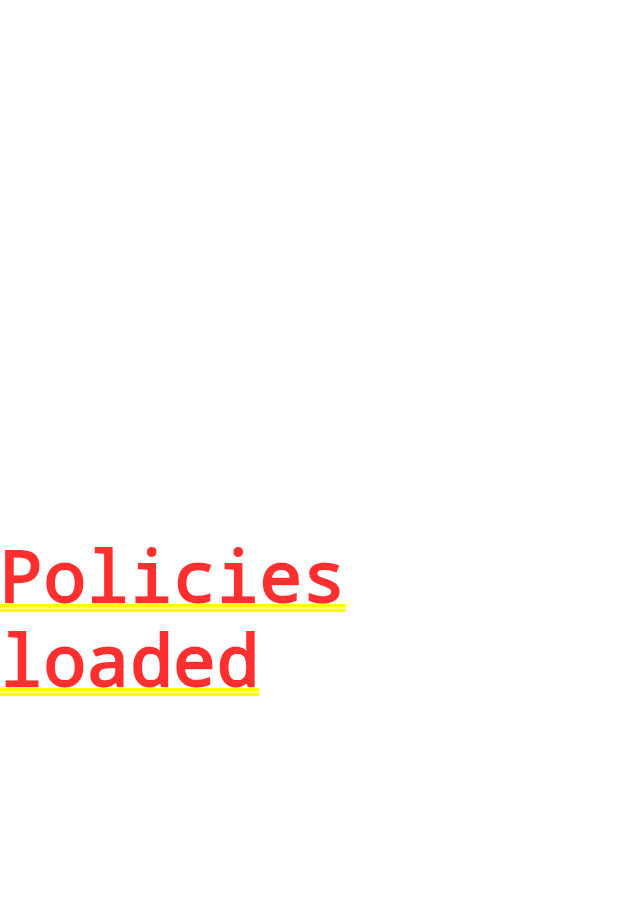
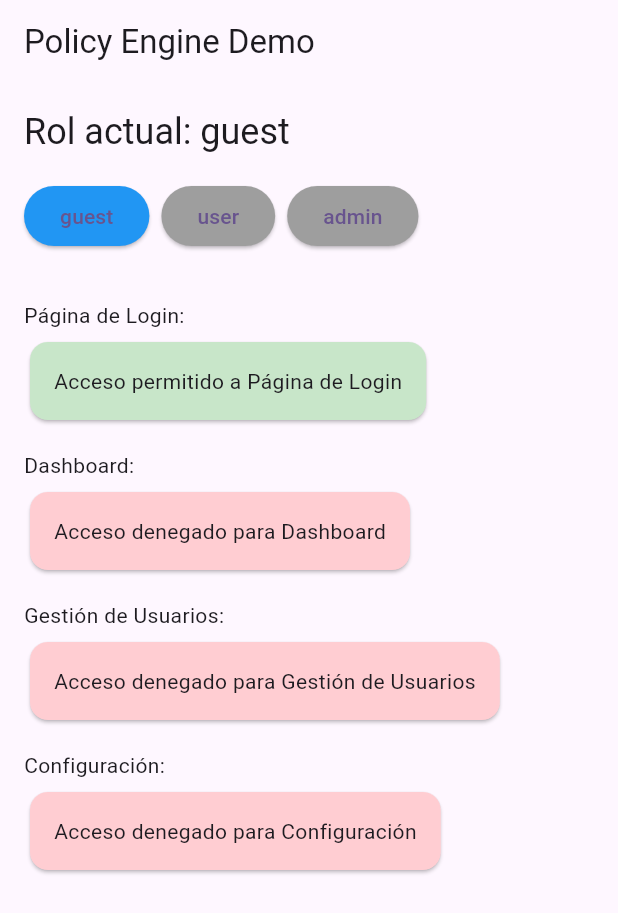
Before and after one commit to aspicas/flutter_policy_engine, a Flutter app: the screen it shows after launch, on a phone screen of 412 x 824 dp. Shown: the top 913 px of the screen. Run offline on Flutter 3.47's test engine with Material 3 defaults, Android fonts, the phone set to English and light mode, and no system bars.

Commit message:
chore(demo): implement DemoContent widget for role-based access control demonstration

```diff
--- /dev/null
+++ b/example/lib/demo_content.dart
@@ -0,0 +1,101 @@
+import 'dart:developer';
+
+import 'package:flutter/material.dart';
+import 'package:flutter_policy_engine/flutter_policy_engine.dart';
+
+class DemoContent extends StatefulWidget {
+  const DemoContent({super.key});
+
+  @override
+  State<DemoContent> createState() => _DemoContentState();
+}
+
+class _DemoContentState extends State<DemoContent> {
+  String _currentRole = 'guest';
+
+  @override
+  Widget build(BuildContext context) {
+    return Padding(
+      padding: const EdgeInsets.all(16.0),
+      child: Column(
+        crossAxisAlignment: CrossAxisAlignment.start,
+        children: [
+          Text(
+            'Rol actual: $_currentRole',
+            style: Theme.of(context).textTheme.headlineSmall,
+          ),
+          const SizedBox(height: 16),
+
+          // Selector de rol
+          Row(
+            children: [
+              _buildRoleButton('guest'),
+              const SizedBox(width: 8),
+              _buildRoleButton('user'),
+              const SizedBox(width: 8),
+              _buildRoleButton('admin'),
+            ],
+          ),
+
+          const SizedBox(height: 32),
+
+          // Ejemplos de PolicyWidget
+          _buildPolicyExample('LoginPage', 'Página de Login'),
+          _buildPolicyExample('Dashboard', 'Dashboard'),
+          _buildPolicyExample('UserManagement', 'Gestión de Usuarios'),
+          _buildPolicyExample('Settings', 'Configuración'),
+
+          const SizedBox(height: 32),
+        ],
+      ),
+    );
+  }
+
+  Widget _buildRoleButton(String role) {
+    return ElevatedButton(
+      onPressed: () {
+        setState(() {
+          _currentRole = role;
+        });
+      },
+      style: ElevatedButton.styleFrom(
+        backgroundColor: _currentRole == role ? Colors.blue : Colors.grey,
+      ),
+      child: Text(role),
+    );
+  }
+
+  Widget _buildPolicyExample(String content, String displayName) {
+    return Padding(
+      padding: const EdgeInsets.only(bottom: 16),
+      child: Column(
+        crossAxisAlignment: CrossAxisAlignment.start,
+        children: [
+          Text('$displayName:'),
+          const SizedBox(height: 4),
+          PolicyWidget(
+            role: _currentRole,
+            content: content,
+            fallback: Card(
+              color: Colors.red[100],
+              child: Padding(
+                padding: const EdgeInsets.all(16),
+                child: Text('Acceso denegado para $displayName'),
+              ),
+            ),
+            onAccessDenied: () {
+              log('Acceso denegado para $_currentRole a $content');
+            },
+            child: Card(
+              color: Colors.green[100],
+              child: Padding(
+                padding: const EdgeInsets.all(16),
+                child: Text('Acceso permitido a $displayName'),
+              ),
+            ),
+          ),
+        ],
+      ),
+    );
+  }
+}
--- a/example/lib/main.dart
+++ b/example/lib/main.dart
@@ -1,7 +1,5 @@
-import 'dart:developer';
-
 import 'package:flutter/material.dart';
-import 'package:flutter_policy_engine/flutter_policy_engine.dart';
+import 'package:flutter_policy_engine_example/policy_engine_demo.dart';
 
 void main() {
   runApp(const MyApp());
@@ -22,67 +20,3 @@ class MyApp extends StatelessWidget {
     );
   }
 }
-
-class PolicyEngineDemo extends StatefulWidget {
-  const PolicyEngineDemo({super.key});
-
-  @override
-  State<StatefulWidget> createState() {
-    return _PolicyEngineDemoState();
-  }
-}
-
-class _PolicyEngineDemoState extends State<PolicyEngineDemo> {
-  late PolicyManager policyManager;
-  bool _isInitialized = false;
-
-  @override
-  void initState() {
-    super.initState();
-    _initializePolicyManager();
-  }
-
-  Future<void> _initializePolicyManager() async {
-    policyManager = PolicyManager();
-    final policies = {
-      "admin": ["LoginPage", "Dashboard", "UserManagement", "Settings"],
-      "user": ["LoginPage", "Dashboard"],
-      "guest": ["LoginPage"]
-    };
-    try {
-      await policyManager.initialize(policies);
-      setState(() {
-        _isInitialized = true;
-      });
-    } catch (e) {
-      log(e.toString());
-      setState(() {
-        _isInitialized = false;
-      });
-    }
-  }
-
-  @override
-  Widget build(BuildContext context) {
-    if (!_isInitialized) {
-      return Scaffold(
-        appBar: AppBar(
-          title: const Text('Policy Engine Demo'),
-        ),
-        body: const Center(
-          child: Column(
-            mainAxisAlignment: MainAxisAlignment.center,
-            children: [
-              CircularProgressIndicator(),
-              SizedBox(height: 16),
-              Text('Loading policies...'),
-            ],
-          ),
-        ),
-      );
-    }
-    return const Center(
-      child: Text('Policies loaded'),
-    );
-  }
-}
--- /dev/null
+++ b/example/lib/policy_engine_demo.dart
@@ -0,0 +1,75 @@
+import 'dart:developer';
+
+import 'package:flutter/material.dart';
+import 'package:flutter_policy_engine/flutter_policy_engine.dart';
+import 'package:flutter_policy_engine_example/demo_content.dart';
+
+class PolicyEngineDemo extends StatefulWidget {
+  const PolicyEngineDemo({super.key});
+
+  @override
+  State<StatefulWidget> createState() {
+    return _PolicyEngineDemoState();
+  }
+}
+
+class _PolicyEngineDemoState extends State<PolicyEngineDemo> {
+  late PolicyManager policyManager;
+  bool _isInitialized = false;
+
+  @override
+  void initState() {
+    super.initState();
+    _initializePolicyManager();
+  }
+
+  Future<void> _initializePolicyManager() async {
+    policyManager = PolicyManager();
+    final policies = {
+      "admin": ["LoginPage", "Dashboard", "UserManagement", "Settings"],
+      "user": ["LoginPage", "Dashboard"],
+      "guest": ["LoginPage"]
+    };
+    try {
+      await policyManager.initialize(policies);
+      setState(() {
+        _isInitialized = true;
+      });
+    } catch (e) {
+      log(e.toString());
+      setState(() {
+        _isInitialized = false;
+      });
+    }
+  }
+
+  @override
+  Widget build(BuildContext context) {
+    if (!_isInitialized) {
+      return Scaffold(
+        appBar: AppBar(
+          title: const Text('Policy Engine Demo'),
+        ),
+        body: const Center(
+          child: Column(
+            mainAxisAlignment: MainAxisAlignment.center,
+            children: [
+              CircularProgressIndicator(),
+              SizedBox(height: 16),
+              Text('Loading policies...'),
+            ],
+          ),
+        ),
+      );
+    }
+    return PolicyProvider(
+      policyManager: policyManager,
+      child: Scaffold(
+        appBar: AppBar(
+          title: const Text('Policy Engine Demo'),
+        ),
+        body: const DemoContent(),
+      ),
+    );
+  }
+}
```
